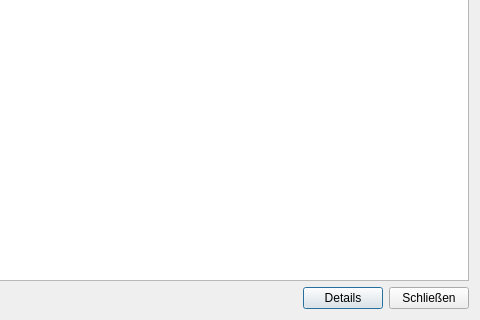
This is src/PluginSystem/pluginviewer.ui in safri-framework/safri-player as Qt 5 draws it before an edit; both pictures show x 210 to 690 and y 197 to 517 of the 690 by 517 pixel window. The edited form follows.
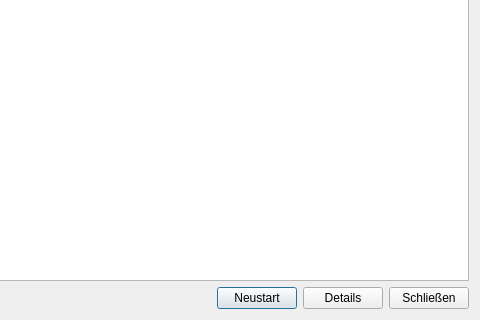
This is the edited form.

```diff
--- a/src/PluginSystem/pluginviewer.ui
+++ b/src/PluginSystem/pluginviewer.ui
@@ -57,6 +57,13 @@
        </property>
       </spacer>
      </item>
+     <item>
+      <widget class="QPushButton" name="pushButton">
+       <property name="text">
+        <string>Neustart</string>
+       </property>
+      </widget>
+     </item>
      <item>
       <widget class="QPushButton" name="btnDetails">
        <property name="text">
```
